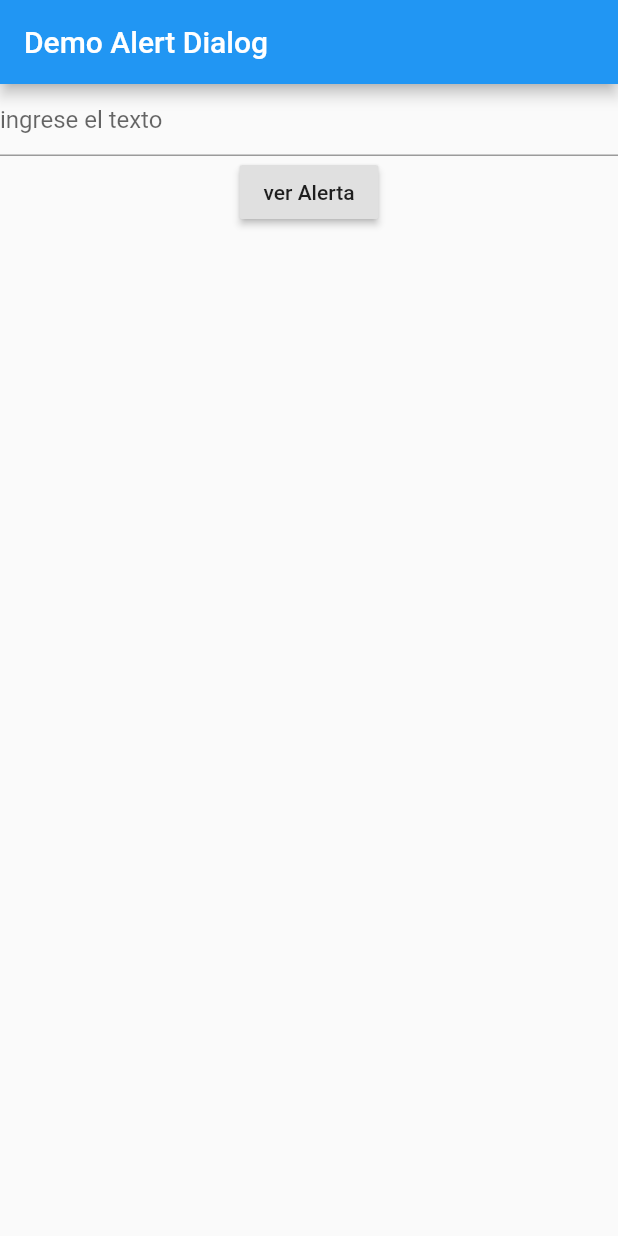
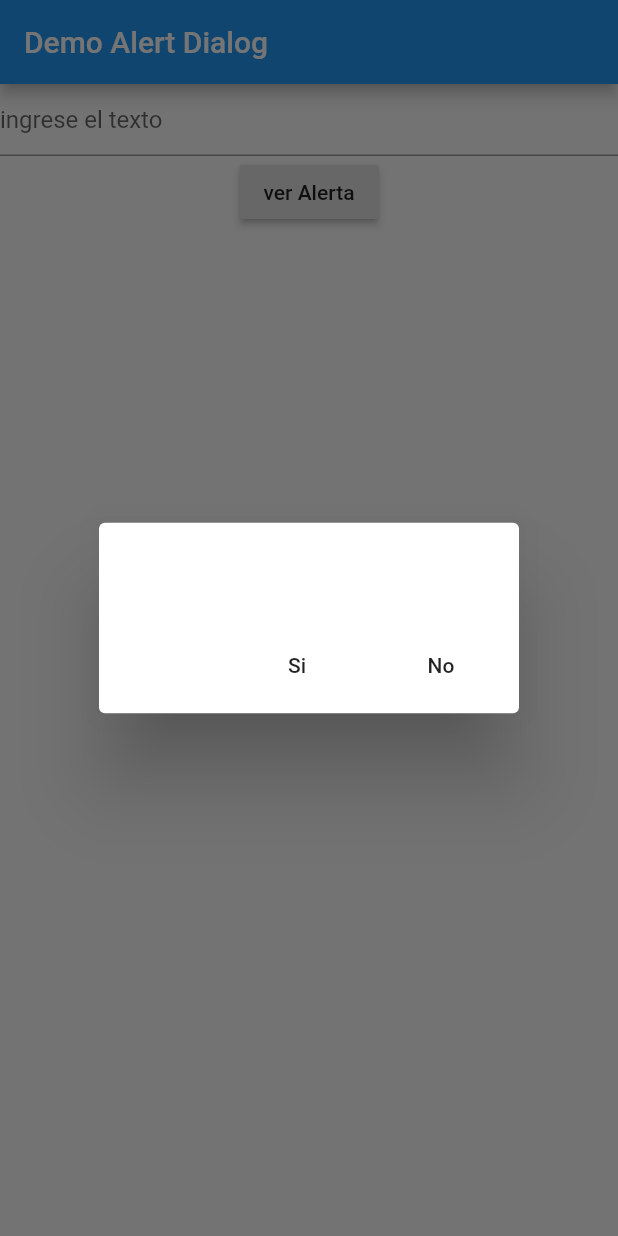
Before and after one commit to colorada/dialog-Widget, a Flutter app: the screen it shows after launch, after a tap on "ver Alerta", on a phone screen of 412 x 824 dp. Run offline on Flutter 3.47's test engine with Material 2 defaults, Android fonts, the phone set to English and light mode, and no system bars.

Commit message:
cambios en alertDialog

```diff
--- a/lib/main.dart
+++ b/lib/main.dart
@@ -13,29 +13,38 @@ class MyDialog extends StatefulWidget {
   _MyDialogState createState() => _MyDialogState();
 }
 
-enum DialogAction{
-  yes,
-  no
-}
-
 class _MyDialogState extends State<MyDialog> {
   String _inputValue = "";
 
-  void _alertResult(DialogAction action){
-    print("Tu seleccion fue $action");
-  }
+  Widget siButton = FlatButton(
+    child: Text("Si"),
+    onPressed: () {
+      null;
+    },
+  );
+
+  Widget noButton = FlatButton(
+    child: Text("No"),
+    onPressed: () {
+      null;
+    },
+  );
 
   void _showAlert(String value) {
     AlertDialog dialog = new AlertDialog(
       content: new Text(value),
       actions: <Widget>[
-        new FlatButton(onPressed: {_alertResult(DialogAction.yes);}, child: new Text("Si"),),
-        new FlatButton(onPressed: {_alertResult(DialogAction.no);}, child: new Text("No"),),
-
+        siButton,
+        noButton,
       ],
     );
 
-    showDialog(context: context, builder: dialog);
+    showDialog(
+      context: context,
+      builder: (BuildContext context) {
+        return dialog;
+      },
+    );
   }
 
   void _onChanged(String value) {
```
